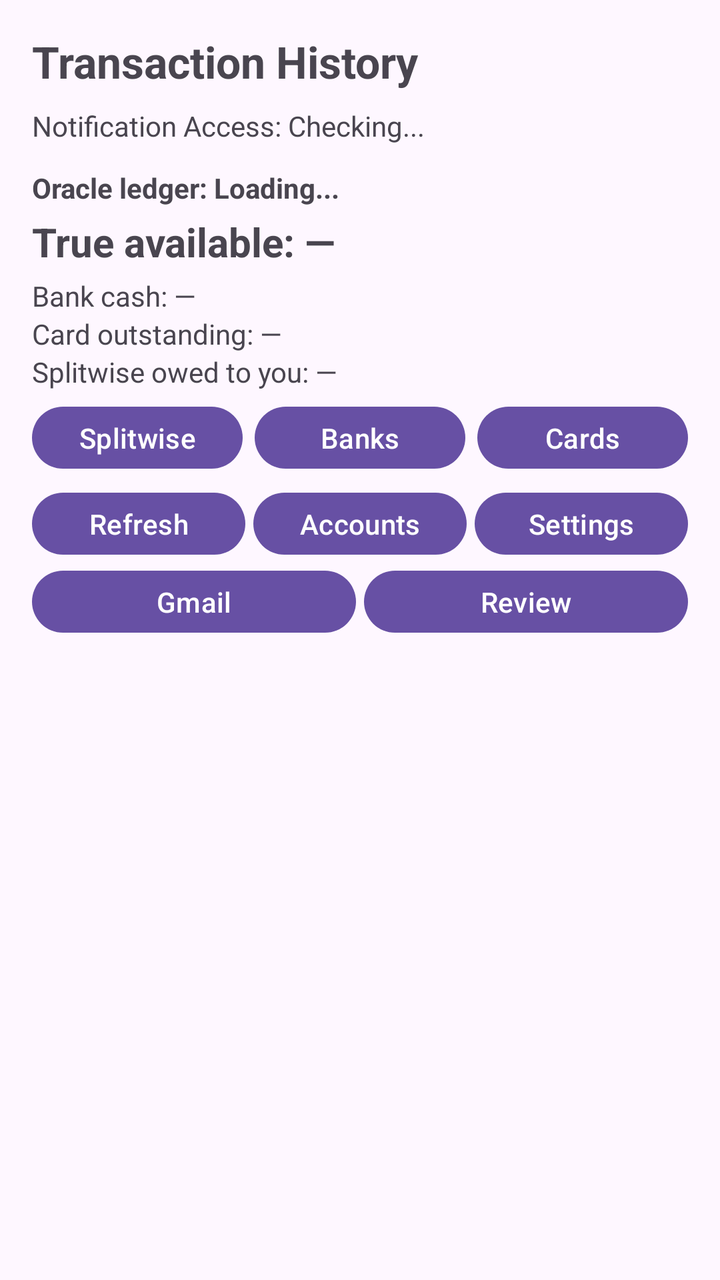
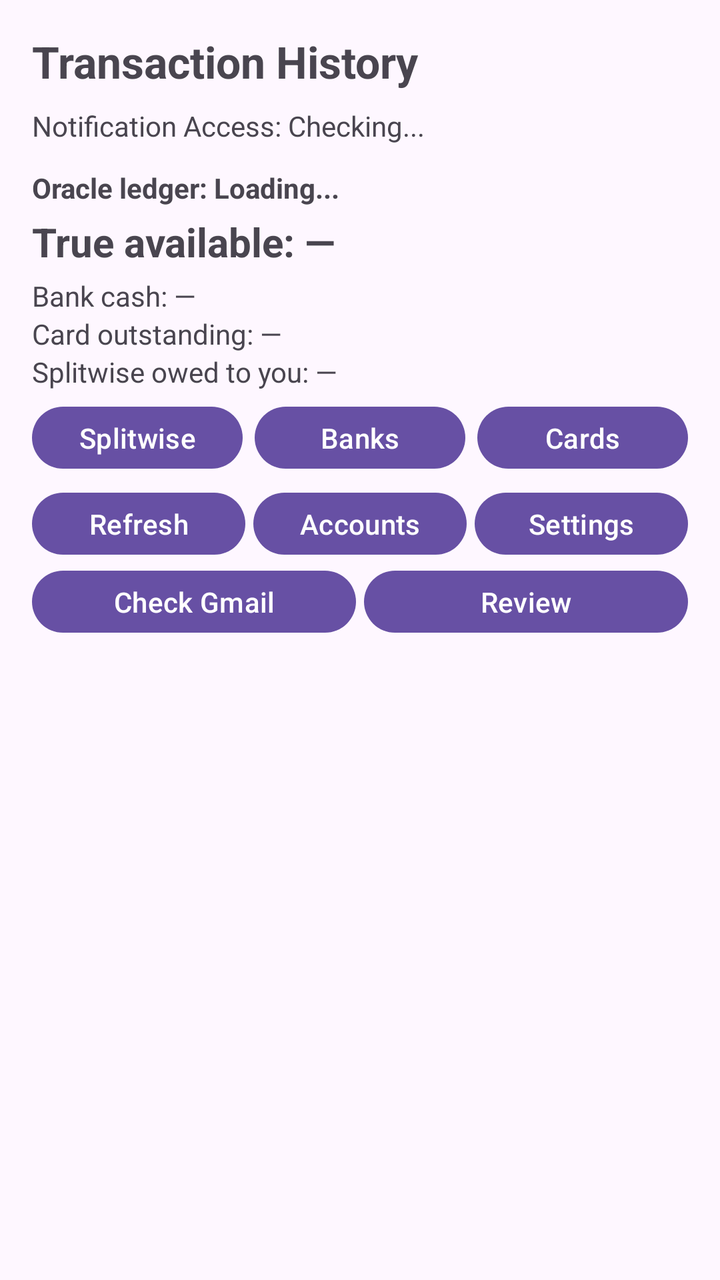

Two renders of the same Android screen: before a commit and after it. Below are the layout's source before the change and the commit's diff.
<!-- AndroidManifest.xml: application theme Theme.FinanceSMSTracker -->
<!-- res/layout/activity_main.xml -->
<?xml version="1.0" encoding="utf-8"?>
<androidx.constraintlayout.widget.ConstraintLayout xmlns:android="http://schemas.android.com/apk/res/android"
    xmlns:app="http://schemas.android.com/apk/res-auto"
    xmlns:tools="http://schemas.android.com/tools"
    android:id="@+id/main"
    android:layout_width="match_parent"
    android:layout_height="match_parent"
    android:padding="16dp"
    tools:context=".MainActivity">

    <TextView
        android:id="@+id/textViewTitle"
        android:layout_width="wrap_content"
        android:layout_height="wrap_content"
        android:text="Transaction History"
        android:textSize="22sp"
        android:textStyle="bold"
        app:layout_constraintStart_toStartOf="parent"
        app:layout_constraintTop_toTopOf="parent" />

    <Button
        android:id="@+id/buttonOpenNotificationSettings"
        android:layout_width="0dp"
        android:layout_height="wrap_content"
        android:layout_marginTop="12dp"
        android:text="Open Notification Access Settings"
        android:visibility="gone"
        app:layout_constraintEnd_toEndOf="parent"
        app:layout_constraintStart_toStartOf="parent"
        app:layout_constraintTop_toBottomOf="@id/textViewTitle" />

    <TextView
        android:id="@+id/textViewNotificationStatus"
        android:layout_width="0dp"
        android:layout_height="wrap_content"
        android:layout_marginTop="8dp"
        android:text="Notification Access: Checking..."
        android:textSize="14sp"
        app:layout_constraintEnd_toEndOf="parent"
        app:layout_constraintStart_toStartOf="parent"
        app:layout_constraintTop_toBottomOf="@id/buttonOpenNotificationSettings" />

    <LinearLayout
        android:id="@+id/oracleLedgerPanel"
        android:layout_width="0dp"
        android:layout_height="wrap_content"
        android:layout_marginTop="12dp"
        android:orientation="vertical"
        app:layout_constraintEnd_toEndOf="parent"
        app:layout_constraintStart_toStartOf="parent"
        app:layout_constraintTop_toBottomOf="@id/textViewNotificationStatus">

        <TextView
            android:id="@+id/textViewOracleStatus"
            android:layout_width="wrap_content"
            android:layout_height="wrap_content"
            android:text="Oracle ledger: Loading..."
            android:textSize="14sp"
            android:textStyle="bold" />

        <TextView
            android:id="@+id/textViewTrueAvailable"
            android:layout_width="wrap_content"
            android:layout_height="wrap_content"
            android:layout_marginTop="4dp"
            android:text="True available: —"
            android:textSize="20sp"
            android:textStyle="bold" />

        <TextView
            android:id="@+id/textViewBankCash"
            android:layout_width="wrap_content"
            android:layout_height="wrap_content"
            android:layout_marginTop="4dp"
            android:text="Bank cash: —"
            android:textSize="14sp" />

        <TextView
            android:id="@+id/textViewCardOutstanding"
            android:layout_width="wrap_content"
            android:layout_height="wrap_content"
            android:text="Card outstanding: —"
            android:textSize="14sp" />

        <TextView
            android:id="@+id/textViewSplitwiseReceivable"
            android:layout_width="wrap_content"
            android:layout_height="wrap_content"
            android:text="Splitwise owed to you: —"
            android:textSize="14sp" />

        <LinearLayout
            android:layout_width="match_parent"
            android:layout_height="wrap_content"
            android:layout_marginTop="4dp"
            android:orientation="horizontal">

            <Button
                android:id="@+id/buttonEditSplitwise"
                android:layout_width="0dp"
                android:layout_height="wrap_content"
                android:layout_weight="1"
                android:minHeight="0dp"
                android:paddingStart="4dp"
                android:paddingEnd="4dp"
                android:text="Splitwise" />

            <Button
                android:id="@+id/buttonEditBankAccounts"
                android:layout_width="0dp"
                android:layout_height="wrap_content"
                android:layout_marginStart="6dp"
                android:layout_weight="1"
                android:minHeight="0dp"
                android:paddingStart="4dp"
                android:paddingEnd="4dp"
                android:text="Banks" />

            <Button
                android:id="@+id/buttonEditCreditCards"
                android:layout_width="0dp"
                android:layout_height="wrap_content"
                android:layout_marginStart="6dp"
                android:layout_weight="1"
                android:minHeight="0dp"
                android:paddingStart="4dp"
                android:paddingEnd="4dp"
                android:text="Cards" />
        </LinearLayout>

    </LinearLayout>

    <LinearLayout
        android:id="@+id/oracleControlsRow"
        android:layout_width="0dp"
        android:layout_height="wrap_content"
        android:layout_marginTop="4dp"
        android:orientation="horizontal"
        app:layout_constraintEnd_toEndOf="parent"
        app:layout_constraintStart_toStartOf="parent"
        app:layout_constraintTop_toBottomOf="@id/oracleLedgerPanel">

        <Button
            android:id="@+id/buttonRefreshOracle"
            android:layout_width="0dp"
            android:layout_height="wrap_content"
            android:layout_weight="1"
            android:minHeight="0dp"
            android:paddingStart="2dp"
            android:paddingEnd="2dp"
            android:text="Refresh" />

        <Button
            android:id="@+id/buttonViewAccounts"
            android:layout_width="0dp"
            android:layout_height="wrap_content"
            android:layout_marginStart="4dp"
            android:layout_weight="1"
            android:minHeight="0dp"
            android:paddingStart="2dp"
            android:paddingEnd="2dp"
            android:text="Accounts" />

        <Button
            android:id="@+id/buttonOracleSettings"
            android:layout_width="0dp"
            android:layout_height="wrap_content"
            android:layout_marginStart="4dp"
            android:layout_weight="1"
            android:minHeight="0dp"
            android:paddingStart="2dp"
            android:paddingEnd="2dp"
            android:text="Settings" />

    </LinearLayout>

    <LinearLayout
        android:id="@+id/oracleControlsRow2"
        android:layout_width="0dp"
        android:layout_height="wrap_content"
        android:orientation="horizontal"
        app:layout_constraintEnd_toEndOf="parent"
        app:layout_constraintStart_toStartOf="parent"
        app:layout_constraintTop_toBottomOf="@id/oracleControlsRow">

        <Button
            android:id="@+id/buttonGmailSync"
            android:layout_width="0dp"
            android:layout_height="wrap_content"
            android:layout_weight="1"
            android:minHeight="0dp"
            android:paddingStart="2dp"
            android:paddingEnd="2dp"
            android:text="Gmail" />

        <Button
            android:id="@+id/buttonReviewReconcile"
            android:layout_width="0dp"
            android:layout_height="wrap_content"
            android:layout_marginStart="4dp"
            android:layout_weight="1"
            android:minHeight="0dp"
            android:paddingStart="2dp"
            android:paddingEnd="2dp"
            android:text="Review" />

    </LinearLayout>

    <androidx.recyclerview.widget.RecyclerView
        android:id="@+id/recyclerViewTransactions"
        android:layout_width="0dp"
        android:layout_height="0dp"
        android:layout_marginTop="12dp"
        app:layout_constraintBottom_toBottomOf="parent"
        app:layout_constraintEnd_toEndOf="parent"
        app:layout_constraintStart_toStartOf="parent"
        app:layout_constraintTop_toBottomOf="@id/oracleControlsRow2"
        tools:listitem="@layout/item_transaction" />

    <TextView
        android:id="@+id/textViewEmpty"
        android:layout_width="wrap_content"
        android:layout_height="wrap_content"
        android:text="No transactions found."
        android:textSize="16sp"
        android:visibility="gone"
        app:layout_constraintBottom_toBottomOf="parent"
        app:layout_constraintEnd_toEndOf="parent"
        app:layout_constraintStart_toStartOf="parent"
        app:layout_constraintTop_toTopOf="@id/recyclerViewTransactions" />

</androidx.constraintlayout.widget.ConstraintLayout>
<!-- res/layout/item_transaction.xml (included above) -->
<?xml version="1.0" encoding="utf-8"?>
<androidx.cardview.widget.CardView xmlns:android="http://schemas.android.com/apk/res/android"
    xmlns:app="http://schemas.android.com/apk/res-auto"
    android:layout_width="match_parent"
    android:layout_height="wrap_content"
    android:layout_marginBottom="8dp"
    app:cardCornerRadius="8dp"
    app:cardElevation="2dp">

    <LinearLayout
        android:layout_width="match_parent"
        android:layout_height="wrap_content"
        android:orientation="vertical"
        android:padding="12dp">

        <LinearLayout
            android:layout_width="match_parent"
            android:layout_height="wrap_content"
            android:orientation="horizontal">

            <TextView
                android:id="@+id/textViewMerchant"
                android:layout_width="0dp"
                android:layout_height="wrap_content"
                android:layout_weight="1"
                android:text="Merchant / Payee"
                android:textColor="@android:color/black"
                android:textSize="16sp"
                android:textStyle="bold" />

            <TextView
                android:id="@+id/textViewAmount"
                android:layout_width="wrap_content"
                android:layout_height="wrap_content"
                android:text="₹0.00"
                android:textSize="16sp"
                android:textStyle="bold" />
        </LinearLayout>

        <LinearLayout
            android:layout_width="match_parent"
            android:layout_height="wrap_content"
            android:layout_marginTop="4dp"
            android:orientation="horizontal">

            <TextView
                android:id="@+id/textViewCategory"
                android:layout_width="wrap_content"
                android:layout_height="wrap_content"
                android:background="#E0E0E0"
                android:paddingHorizontal="6dp"
                android:paddingVertical="2dp"
                android:text="CATEGORY"
                android:textSize="12sp"
                android:textStyle="bold" />

            <TextView
                android:id="@+id/textViewType"
                android:layout_width="wrap_content"
                android:layout_height="wrap_content"
                android:layout_marginStart="8dp"
                android:text="DEBIT"
                android:textSize="12sp" />

            <TextView
                android:id="@+id/textViewPaymentMethod"
                android:layout_width="0dp"
                android:layout_height="wrap_content"
                android:layout_weight="1"
                android:layout_marginStart="8dp"
                android:text="UPI"
                android:textSize="12sp" />

            <TextView
                android:id="@+id/textViewBank"
                android:layout_width="wrap_content"
                android:layout_height="wrap_content"
                android:text="HDFC"
                android:textSize="12sp" />
        </LinearLayout>

        <TextView
            android:id="@+id/textViewDateTime"
            android:layout_width="match_parent"
            android:layout_height="wrap_content"
            android:layout_marginTop="6dp"
            android:text="12 Oct 2023, 10:30 AM"
            android:textSize="11sp"
            android:textColor="@android:color/darker_gray" />

    </LinearLayout>
</androidx.cardview.widget.CardView>
<!-- resources referenced by this layout -->
<resources>
  <style name="Theme.FinanceSMSTracker" parent="Base.Theme.FinanceSMSTracker" />
  <style name="Base.Theme.FinanceSMSTracker" parent="Theme.Material3.DayNight.NoActionBar">
          
          
      </style>
</resources>

<!-- the commit's change to res/layout/activity_main.xml (unified diff, before → after) -->
@@ -191,7 +191,7 @@
             android:minHeight="0dp"
             android:paddingStart="2dp"
             android:paddingEnd="2dp"
-            android:text="Gmail" />
+            android:text="Check Gmail" />
 
         <Button
             android:id="@+id/buttonReviewReconcile"
